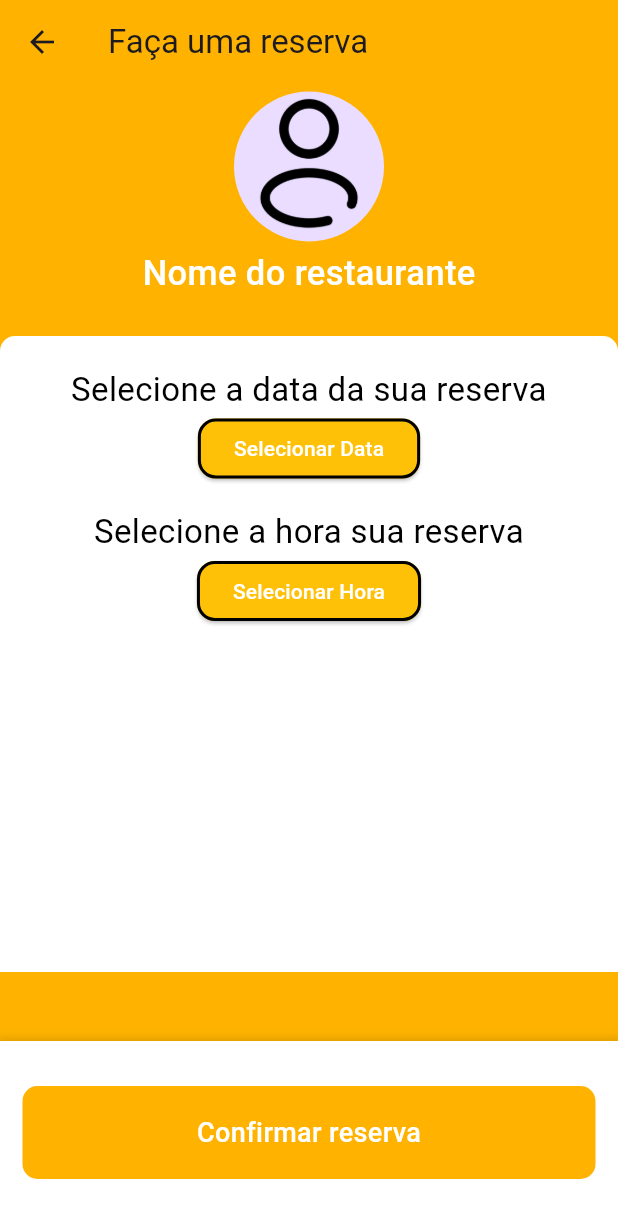
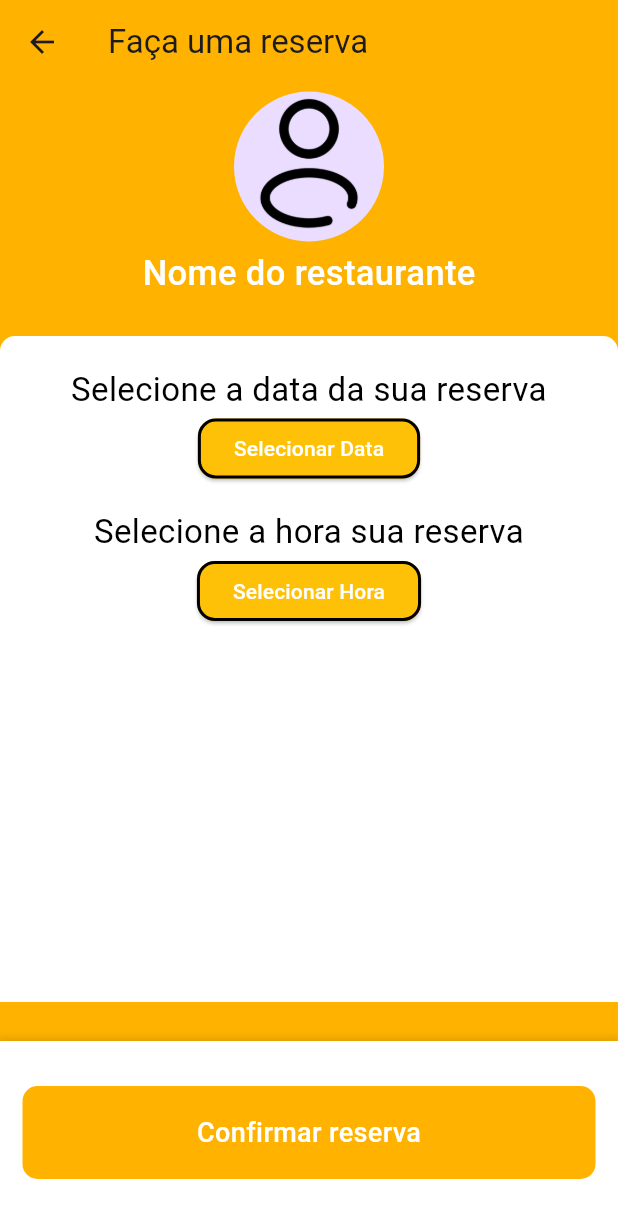
Before and after one commit to LucasDevMelo/smart-reservation, a Flutter app: the MakeReservationScreen screen opened directly, on a phone screen of 412 x 824 dp. Shown: the top 1218 px of the screen. Run offline on Flutter 3.47's test engine with Material 3 defaults, Android fonts, the phone set to English and light mode, and no system bars.

Commit message:
correcao bug de interface da tela de realizar reserva

```diff
--- a/lib/screens/make_reservation_screen.dart
+++ b/lib/screens/make_reservation_screen.dart
@@ -199,7 +199,7 @@ class _MakeReservationScreenState extends State<MakeReservationScreen> {
 
                           ],
                         ),
-                        SizedBox(height: 230.0),
+                        SizedBox(height: 250.0),
                       ],
                     ),
                   ),
```
